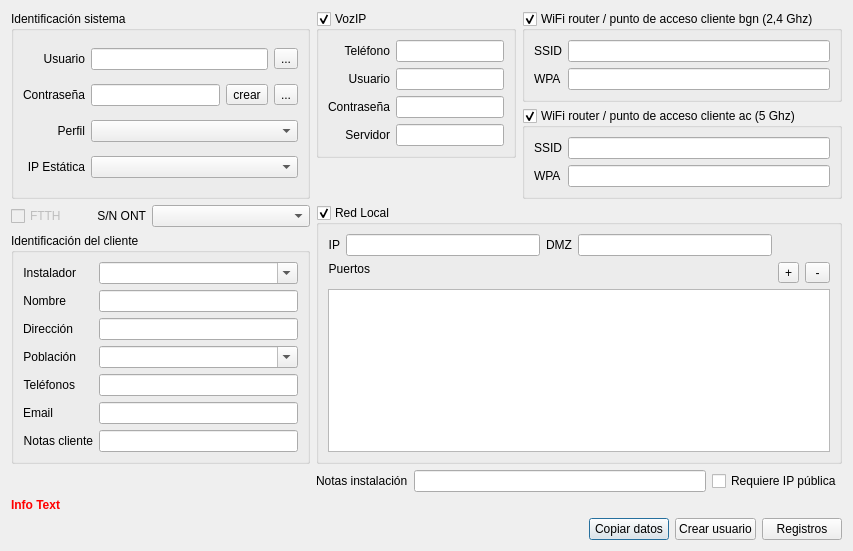
Qt form Dialogs/DlgPPPUser.ui (silderan/QMikPPPManager) before a commit.
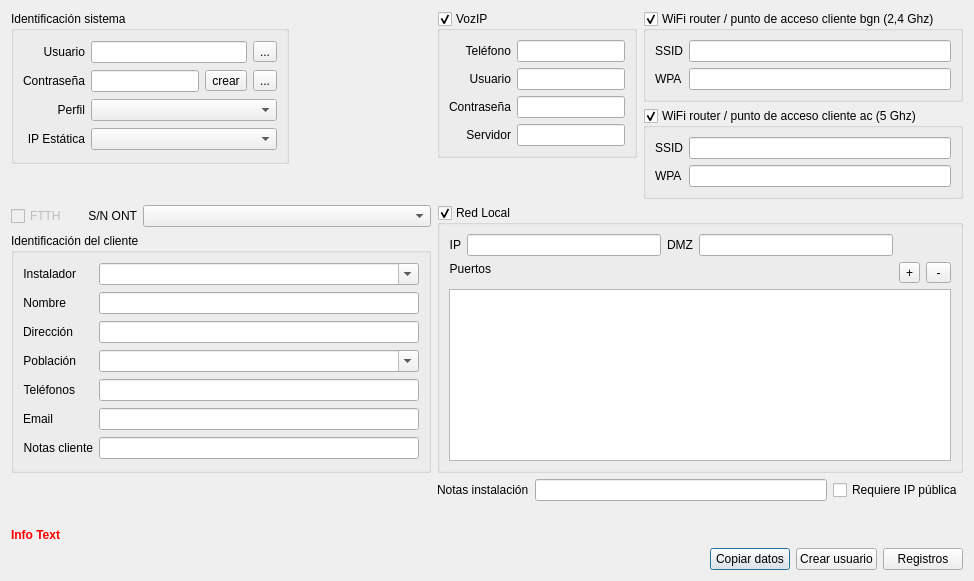
The same form after that commit. Icons and pictures are not drawn. Custom widgets are drawn as their Qt base class.

Commit message:
Esporting data done
Furthermore, some code improvements, bugs repaired and file cleaning.

```diff
--- a/Dialogs/DlgPPPUser.ui
+++ b/Dialogs/DlgPPPUser.ui
@@ -6,15 +6,357 @@
    <rect>
     <x>0</x>
     <y>0</y>
-    <width>853</width>
-    <height>507</height>
+    <width>974</width>
+    <height>581</height>
    </rect>
   </property>
   <property name="windowTitle">
    <string>Dialog</string>
   </property>
   <layout class="QGridLayout" name="gridLayout_4">
-   <item row="3" column="0" colspan="7">
+   <item row="5" column="8">
+    <widget class="QLabel" name="label_23">
+     <property name="sizePolicy">
+      <sizepolicy hsizetype="Maximum" vsizetype="Preferred">
+       <horstretch>0</horstretch>
+       <verstretch>0</verstretch>
+      </sizepolicy>
+     </property>
+     <property name="text">
+      <string>Notas instalación</string>
+     </property>
+    </widget>
+   </item>
+   <item row="0" column="7" rowspan="2">
+    <spacer name="horizontalSpacer_2">
+     <property name="orientation">
+      <enum>Qt::Horizontal</enum>
+     </property>
+     <property name="sizeHint" stdset="0">
+      <size>
+       <width>40</width>
+       <height>20</height>
+      </size>
+     </property>
+    </spacer>
+   </item>
+   <item row="5" column="11">
+    <widget class="QCheckBox" name="needsPublicIPCheckBox">
+     <property name="sizePolicy">
+      <sizepolicy hsizetype="Maximum" vsizetype="Fixed">
+       <horstretch>0</horstretch>
+       <verstretch>0</verstretch>
+      </sizepolicy>
+     </property>
+     <property name="text">
+      <string>Requiere IP pública</string>
+     </property>
+    </widget>
+   </item>
+   <item row="5" column="0" colspan="7">
+    <spacer name="verticalSpacer_2">
+     <property name="orientation">
+      <enum>Qt::Vertical</enum>
+     </property>
+     <property name="sizeHint" stdset="0">
+      <size>
+       <width>20</width>
+       <height>40</height>
+      </size>
+     </property>
+    </spacer>
+   </item>
+   <item row="3" column="0" colspan="2">
+    <widget class="QCheckBox" name="ftthCheckBox">
+     <property name="enabled">
+      <bool>false</bool>
+     </property>
+     <property name="sizePolicy">
+      <sizepolicy hsizetype="Maximum" vsizetype="Fixed">
+       <horstretch>0</horstretch>
+       <verstretch>0</verstretch>
+      </sizepolicy>
+     </property>
+     <property name="text">
+      <string>FTTH</string>
+     </property>
+    </widget>
+   </item>
+   <item row="3" column="2">
+    <widget class="QLabel" name="label_21">
+     <property name="sizePolicy">
+      <sizepolicy hsizetype="Maximum" vsizetype="Preferred">
+       <horstretch>0</horstretch>
+       <verstretch>0</verstretch>
+      </sizepolicy>
+     </property>
+     <property name="text">
+      <string>S/N ONT</string>
+     </property>
+     <property name="alignment">
+      <set>Qt::AlignRight|Qt::AlignTrailing|Qt::AlignVCenter</set>
+     </property>
+    </widget>
+   </item>
+   <item row="7" column="0" colspan="12">
+    <widget class="QLabel" name="infoLabel">
+     <property name="sizePolicy">
+      <sizepolicy hsizetype="Preferred" vsizetype="Fixed">
+       <horstretch>0</horstretch>
+       <verstretch>0</verstretch>
+      </sizepolicy>
+     </property>
+     <property name="palette">
+      <palette>
+       <active>
+        <colorrole role="WindowText">
+         <brush brushstyle="SolidPattern">
+          <color alpha="255">
+           <red>255</red>
+           <green>0</green>
+           <blue>0</blue>
+          </color>
+         </brush>
+        </colorrole>
+       </active>
+       <inactive>
+        <colorrole role="WindowText">
+         <brush brushstyle="SolidPattern">
+          <color alpha="255">
+           <red>255</red>
+           <green>0</green>
+           <blue>0</blue>
+          </color>
+         </brush>
+        </colorrole>
+       </inactive>
+       <disabled>
+        <colorrole role="WindowText">
+         <brush brushstyle="SolidPattern">
+          <color alpha="255">
+           <red>120</red>
+           <green>120</green>
+           <blue>120</blue>
+          </color>
+         </brush>
+        </colorrole>
+       </disabled>
+      </palette>
+     </property>
+     <property name="font">
+      <font>
+       <weight>75</weight>
+       <bold>true</bold>
+      </font>
+     </property>
+     <property name="text">
+      <string>Info Text</string>
+     </property>
+    </widget>
+   </item>
+   <item row="0" column="8" colspan="2">
+    <widget class="QGroupBox" name="voipGroupBox">
+     <property name="title">
+      <string>VozIP</string>
+     </property>
+     <property name="checkable">
+      <bool>true</bool>
+     </property>
+     <layout class="QGridLayout" name="gridLayout_5">
+      <item row="1" column="0">
+       <widget class="QLabel" name="label_16">
+        <property name="text">
+         <string>Usuario</string>
+        </property>
+        <property name="alignment">
+         <set>Qt::AlignRight|Qt::AlignTrailing|Qt::AlignVCenter</set>
+        </property>
+       </widget>
+      </item>
+      <item row="3" column="1">
+       <widget class="QLineEdit" name="voipServerLineEdit"/>
+      </item>
+      <item row="0" column="1">
+       <widget class="QLineEdit" name="voipPhoneNumber"/>
+      </item>
+      <item row="2" column="1">
+       <widget class="QLineEdit" name="voipUserPass"/>
+      </item>
+      <item row="0" column="0">
+       <widget class="QLabel" name="label_15">
+        <property name="text">
+         <string>Teléfono</string>
+        </property>
+        <property name="alignment">
+         <set>Qt::AlignRight|Qt::AlignTrailing|Qt::AlignVCenter</set>
+        </property>
+       </widget>
+      </item>
+      <item row="2" column="0">
+       <widget class="QLabel" name="label_17">
+        <property name="text">
+         <string>Contraseña</string>
+        </property>
+        <property name="alignment">
+         <set>Qt::AlignRight|Qt::AlignTrailing|Qt::AlignVCenter</set>
+        </property>
+       </widget>
+      </item>
+      <item row="3" column="0">
+       <widget class="QLabel" name="label_24">
+        <property name="text">
+         <string>Servidor</string>
+        </property>
+        <property name="alignment">
+         <set>Qt::AlignRight|Qt::AlignTrailing|Qt::AlignVCenter</set>
+        </property>
+       </widget>
+      </item>
+      <item row="1" column="1">
+       <widget class="QLineEdit" name="voipUserName"/>
+      </item>
+     </layout>
+    </widget>
+   </item>
+   <item row="0" column="0" rowspan="2" colspan="7">
+    <widget class="QGroupBox" name="groupBox">
+     <property name="title">
+      <string>Identificación sistema</string>
+     </property>
+     <layout class="QGridLayout" name="gridLayout">
+      <item row="1" column="1">
+       <widget class="QLineEdit" name="pppUserPassLineEdit">
+        <property name="maxLength">
+         <number>20</number>
+        </property>
+       </widget>
+      </item>
+      <item row="0" column="0">
+       <widget class="QLabel" name="label">
+        <property name="text">
+         <string>Usuario</string>
+        </property>
+        <property name="alignment">
+         <set>Qt::AlignRight|Qt::AlignTrailing|Qt::AlignVCenter</set>
+        </property>
+       </widget>
+      </item>
+      <item row="3" column="0">
+       <widget class="QLabel" name="label_13">
+        <property name="text">
+         <string>IP Estática</string>
+        </property>
+        <property name="alignment">
+         <set>Qt::AlignRight|Qt::AlignTrailing|Qt::AlignVCenter</set>
+        </property>
+       </widget>
+      </item>
+      <item row="0" column="1" colspan="2">
+       <widget class="QLineEdit" name="pppUserNameLineEdit"/>
+      </item>
+      <item row="2" column="1" colspan="3">
+       <widget class="QFancyComboBox" name="pppProfileComboBox"/>
+      </item>
+      <item row="2" column="0">
+       <widget class="QLabel" name="label_3">
+        <property name="text">
+         <string>Perfil</string>
+        </property>
+        <property name="alignment">
+         <set>Qt::AlignRight|Qt::AlignTrailing|Qt::AlignVCenter</set>
+        </property>
+       </widget>
+      </item>
+      <item row="1" column="2">
+       <widget class="QToolButton" name="pppUserPassCreateButton">
+        <property name="text">
+         <string>crear</string>
+        </property>
+       </widget>
+      </item>
+      <item row="0" column="3">
+       <widget class="QToolButton" name="pppUserNameCopyButton">
+        <property name="text">
+         <string>...</string>
+        </property>
+        <property name="icon">
+         <iconset resource="../iconos.qrc">
+          <normaloff>:/iconos/Copy-icon.png</normaloff>:/iconos/Copy-icon.png</iconset>
+        </property>
+       </widget>
+      </item>
+      <item row="1" column="3">
+       <widget class="QToolButton" name="pppUserPassCopyButton">
+        <property name="text">
+         <string>...</string>
+        </property>
+        <property name="icon">
+         <iconset resource="../iconos.qrc">
+          <normaloff>:/iconos/Copy-icon.png</normaloff>:/iconos/Copy-icon.png</iconset>
+        </property>
+       </widget>
+      </item>
+      <item row="1" column="0">
+       <widget class="QLabel" name="label_2">
+        <property name="text">
+         <string>Contraseña</string>
+        </property>
+        <property name="alignment">
+         <set>Qt::AlignRight|Qt::AlignTrailing|Qt::AlignVCenter</set>
+        </property>
+       </widget>
+      </item>
+      <item row="3" column="1" colspan="3">
+       <widget class="QFancyComboBox" name="staticIPComboBox"/>
+      </item>
+     </layout>
+    </widget>
+   </item>
+   <item row="8" column="0" colspan="12">
+    <layout class="QHBoxLayout" name="horizontalLayout">
+     <item>
+      <spacer name="horizontalSpacer">
+       <property name="orientation">
+        <enum>Qt::Horizontal</enum>
+       </property>
+       <property name="sizeHint" stdset="0">
+        <size>
+         <width>61</width>
+         <height>20</height>
+        </size>
+       </property>
+      </spacer>
+     </item>
+     <item>
+      <widget class="QPushButton" name="copyInfoButton">
+       <property name="sizePolicy">
+        <sizepolicy hsizetype="Maximum" vsizetype="Fixed">
+         <horstretch>0</horstretch>
+         <verstretch>0</verstretch>
+        </sizepolicy>
+       </property>
+       <property name="text">
+        <string>Copiar datos</string>
+       </property>
+      </widget>
+     </item>
+     <item>
+      <widget class="QPushButton" name="applyDataButton">
+       <property name="text">
+        <string>Crear usuario</string>
+       </property>
+      </widget>
+     </item>
+     <item>
+      <widget class="QPushButton" name="clientLogsButton">
+       <property name="text">
+        <string>Registros</string>
+       </property>
+      </widget>
+     </item>
+    </layout>
+   </item>
+   <item row="4" column="0" colspan="8">
     <widget class="QGroupBox" name="groupBox_2">
      <property name="title">
       <string>Identificación del cliente</string>
@@ -202,405 +544,10 @@
      </layout>
     </widget>
    </item>
-   <item row="0" column="9" rowspan="2" colspan="2">
-    <layout class="QVBoxLayout" name="verticalLayout">
-     <item>
-      <widget class="QGroupBox" name="wifi2GroupBox">
-       <property name="title">
-        <string>WiFi router / punto de acceso cliente bgn (2,4 Ghz)</string>
-       </property>
-       <property name="checkable">
-        <bool>true</bool>
-       </property>
-       <layout class="QGridLayout" name="gridLayout_3">
-        <item row="0" column="0">
-         <widget class="QLabel" name="label_11">
-          <property name="sizePolicy">
-           <sizepolicy hsizetype="Maximum" vsizetype="Preferred">
-            <horstretch>0</horstretch>
-            <verstretch>0</verstretch>
-           </sizepolicy>
-          </property>
-          <property name="text">
-           <string>SSID</string>
-          </property>
-          <property name="alignment">
-           <set>Qt::AlignRight|Qt::AlignTrailing|Qt::AlignVCenter</set>
-          </property>
-         </widget>
-        </item>
-        <item row="0" column="1">
-         <widget class="QLineEdit" name="wifi2SSIDLineEdit">
-          <property name="sizePolicy">
-           <sizepolicy hsizetype="Preferred" vsizetype="Fixed">
-            <horstretch>0</horstretch>
-            <verstretch>0</verstretch>
-           </sizepolicy>
-          </property>
-         </widget>
-        </item>
-        <item row="1" column="0">
-         <widget class="QLabel" name="label_22">
-          <property name="sizePolicy">
-           <sizepolicy hsizetype="Maximum" vsizetype="Preferred">
-            <horstretch>0</horstretch>
-            <verstretch>0</verstretch>
-           </sizepolicy>
-          </property>
-          <property name="text">
-           <string>WPA</string>
-          </property>
-         </widget>
-        </item>
-        <item row="1" column="1">
-         <widget class="QLineEdit" name="wifi2WPALineEdit">
-          <property name="sizePolicy">
-           <sizepolicy hsizetype="Preferred" vsizetype="Fixed">
-            <horstretch>0</horstretch>
-            <verstretch>0</verstretch>
-           </sizepolicy>
-          </property>
-         </widget>
-        </item>
-       </layout>
-      </widget>
-     </item>
-     <item>
-      <widget class="QGroupBox" name="wifi5GroupBox">
-       <property name="title">
-        <string>WiFi router / punto de acceso cliente ac (5 Ghz)</string>
-       </property>
-       <property name="checkable">
-        <bool>true</bool>
-       </property>
-       <layout class="QGridLayout" name="gridLayout_7">
-        <item row="1" column="0">
-         <widget class="QLabel" name="label_12">
-          <property name="sizePolicy">
-           <sizepolicy hsizetype="Maximum" vsizetype="Preferred">
-            <horstretch>0</horstretch>
-            <verstretch>0</verstretch>
-           </sizepolicy>
-          </property>
-          <property name="text">
-           <string>SSID</string>
-          </property>
-          <property name="alignment">
-           <set>Qt::AlignRight|Qt::AlignTrailing|Qt::AlignVCenter</set>
-          </property>
-         </widget>
-        </item>
-        <item row="1" column="1">
-         <widget class="QLineEdit" name="wifi5SSIDLineEdit">
-          <property name="sizePolicy">
-           <sizepolicy hsizetype="Preferred" vsizetype="Fixed">
-            <horstretch>0</horstretch>
-            <verstretch>0</verstretch>
-           </sizepolicy>
-          </property>
-         </widget>
-        </item>
-        <item row="2" column="0">
-         <widget class="QLabel" name="label_14">
-          <property name="sizePolicy">
-           <sizepolicy hsizetype="Maximum" vsizetype="Preferred">
-            <horstretch>0</horstretch>
-            <verstretch>0</verstretch>
-           </sizepolicy>
-          </property>
-          <property name="text">
-           <string>WPA</string>
-          </property>
-         </widget>
-        </item>
-        <item row="2" column="1">
-         <widget class="QLineEdit" name="wifi5WPALineEdit">
-          <property name="sizePolicy">
-           <sizepolicy hsizetype="Preferred" vsizetype="Fixed">
-            <horstretch>0</horstretch>
-            <verstretch>0</verstretch>
-           </sizepolicy>
-          </property>
-         </widget>
-        </item>
-       </layout>
-      </widget>
-     </item>
-    </layout>
-   </item>
-   <item row="0" column="0" rowspan="2" colspan="7">
-    <widget class="QGroupBox" name="groupBox">
-     <property name="title">
-      <string>Identificación sistema</string>
-     </property>
-     <layout class="QGridLayout" name="gridLayout">
-      <item row="2" column="1" colspan="3">
-       <widget class="QFancyComboBox" name="pppProfileComboBox"/>
-      </item>
-      <item row="3" column="0">
-       <widget class="QLabel" name="label_13">
-        <property name="text">
-         <string>IP Estática</string>
-        </property>
-        <property name="alignment">
-         <set>Qt::AlignRight|Qt::AlignTrailing|Qt::AlignVCenter</set>
-        </property>
-       </widget>
-      </item>
-      <item row="1" column="1">
-       <widget class="QLineEdit" name="pppUserPassLineEdit">
-        <property name="maxLength">
-         <number>20</number>
-        </property>
-       </widget>
-      </item>
-      <item row="0" column="0">
-       <widget class="QLabel" name="label">
-        <property name="text">
-         <string>Usuario</string>
-        </property>
-        <property name="alignment">
-         <set>Qt::AlignRight|Qt::AlignTrailing|Qt::AlignVCenter</set>
-        </property>
-       </widget>
-      </item>
-      <item row="1" column="2">
-       <widget class="QToolButton" name="pppUserPassCreateButton">
-        <property name="text">
-         <string>crear</string>
-        </property>
-       </widget>
-      </item>
-      <item row="2" column="0">
-       <widget class="QLabel" name="label_3">
-        <property name="text">
-         <string>Perfil</string>
-        </property>
-        <property name="alignment">
-         <set>Qt::AlignRight|Qt::AlignTrailing|Qt::AlignVCenter</set>
-        </property>
-       </widget>
-      </item>
-      <item row="0" column="1" colspan="2">
-       <widget class="QLineEdit" name="pppUserNameLineEdit"/>
-      </item>
-      <item row="3" column="1" colspan="3">
-       <widget class="QFancyComboBox" name="staticIPComboBox"/>
-      </item>
-      <item row="1" column="3">
-       <widget class="QToolButton" name="pppUserPassCopyButton">
-        <property name="text">
-         <string>...</string>
-        </property>
-        <property name="icon">
-         <iconset resource="../iconos.qrc">
-          <normaloff>:/iconos/Copy-icon.png</normaloff>:/iconos/Copy-icon.png</iconset>
-        </property>
-       </widget>
-      </item>
-      <item row="1" column="0">
-       <widget class="QLabel" name="label_2">
-        <property name="text">
-         <string>Contraseña</string>
-        </property>
-        <property name="alignment">
-         <set>Qt::AlignRight|Qt::AlignTrailing|Qt::AlignVCenter</set>
-        </property>
-       </widget>
-      </item>
-      <item row="0" column="3">
-       <widget class="QToolButton" name="pppUserNameCopyButton">
-        <property name="text">
-         <string>...</string>
-        </property>
-        <property name="icon">
-         <iconset resource="../iconos.qrc">
-          <normaloff>:/iconos/Copy-icon.png</normaloff>:/iconos/Copy-icon.png</iconset>
-        </property>
-       </widget>
-      </item>
-     </layout>
-    </widget>
-   </item>
-   <item row="6" column="0" colspan="11">
-    <widget class="QLabel" name="infoLabel">
-     <property name="sizePolicy">
-      <sizepolicy hsizetype="Preferred" vsizetype="Fixed">
-       <horstretch>0</horstretch>
-       <verstretch>0</verstretch>
-      </sizepolicy>
-     </property>
-     <property name="palette">
-      <palette>
-       <active>
-        <colorrole role="WindowText">
-         <brush brushstyle="SolidPattern">
-          <color alpha="255">
-           <red>255</red>
-           <green>0</green>
-           <blue>0</blue>
-          </color>
-         </brush>
-        </colorrole>
-       </active>
-       <inactive>
-        <colorrole role="WindowText">
-         <brush brushstyle="SolidPattern">
-          <color alpha="255">
-           <red>255</red>
-           <green>0</green>
-           <blue>0</blue>
-          </color>
-         </brush>
-        </colorrole>
-       </inactive>
-       <disabled>
-        <colorrole role="WindowText">
-         <brush brushstyle="SolidPattern">
-          <color alpha="255">
-           <red>120</red>
-           <green>120</green>
-           <blue>120</blue>
-          </color>
-         </brush>
-        </colorrole>
-       </disabled>
-      </palette>
-     </property>
-     <property name="font">
-      <font>
-       <weight>75</weight>
-       <bold>true</bold>
-      </font>
-     </property>
-     <property name="text">
-      <string>Info Text</string>
-     </property>
-    </widget>
-   </item>
-   <item row="0" column="7" colspan="2">
-    <widget class="QGroupBox" name="voipGroupBox">
-     <property name="title">
-      <string>VozIP</string>
-     </property>
-     <property name="checkable">
-      <bool>true</bool>
-     </property>
-     <layout class="QGridLayout" name="gridLayout_5">
-      <item row="0" column="1">
-       <widget class="QLineEdit" name="voipPhoneNumber"/>
-      </item>
-      <item row="3" column="0">
-       <widget class="QLabel" name="label_24">
-        <property name="text">
-         <string>Servidor</string>
-        </property>
-        <property name="alignment">
-         <set>Qt::AlignRight|Qt::AlignTrailing|Qt::AlignVCenter</set>
-        </property>
-       </widget>
-      </item>
-      <item row="1" column="0">
-       <widget class="QLabel" name="label_16">
-        <property name="text">
-         <string>Usuario</string>
-        </property>
-        <property name="alignment">
-         <set>Qt::AlignRight|Qt::AlignTrailing|Qt::AlignVCenter</set>
-        </property>
-       </widget>
-      </item>
-      <item row="2" column="1">
-       <widget class="QLineEdit" name="voipUserPass"/>
-      </item>
-      <item row="0" column="0">
-       <widget class="QLabel" name="label_15">
-        <property name="text">
-         <string>Teléfono</string>
-        </property>
-        <property name="alignment">
-         <set>Qt::AlignRight|Qt::AlignTrailing|Qt::AlignVCenter</set>
-        </property>
-       </widget>
-      </item>
-      <item row="3" column="1">
-       <widget class="QLineEdit" name="voipServerLineEdit"/>
-      </item>
-      <item row="2" column="0">
-       <widget class="QLabel" name="label_17">
-        <property name="text">
-         <string>Contraseña</string>
-        </property>
-        <property name="alignment">
-         <set>Qt::AlignRight|Qt::AlignTrailing|Qt::AlignVCenter</set>
-        </property>
-       </widget>
-      </item>
-      <item row="1" column="1">
-       <widget class="QLineEdit" name="voipUserName"/>
-      </item>
-     </layout>
-    </widget>
-   </item>
-   <item row="2" column="0" colspan="2">
-    <widget class="QCheckBox" name="ftthCheckBox">
-     <property name="enabled">
-      <bool>false</bool>
-     </property>
-     <property name="sizePolicy">
-      <sizepolicy hsizetype="Maximum" vsizetype="Fixed">
-       <horstretch>0</horstretch>
-       <verstretch>0</verstretch>
-      </sizepolicy>
-     </property>
-     <property name="text">
-      <string>FTTH</string>
-     </property>
-    </widget>
-   </item>
-   <item row="4" column="0" colspan="7">
-    <spacer name="verticalSpacer_2">
-     <property name="orientation">
-      <enum>Qt::Vertical</enum>
-     </property>
-     <property name="sizeHint" stdset="0">
-      <size>
-       <width>20</width>
-       <height>40</height>
-      </size>
-     </property>
-    </spacer>
-   </item>
-   <item row="4" column="10">
-    <widget class="QCheckBox" name="needsPublicIPCheckBox">
-     <property name="sizePolicy">
-      <sizepolicy hsizetype="Maximum" vsizetype="Fixed">
-       <horstretch>0</horstretch>
-       <verstretch>0</verstretch>
-      </sizepolicy>
-     </property>
-     <property name="text">
-      <string>Requiere IP pública</string>
-     </property>
-    </widget>
-   </item>
-   <item row="2" column="3" colspan="4">
+   <item row="3" column="3" colspan="5">
     <widget class="QComboBox" name="ontSNComboBox"/>
    </item>
-   <item row="1" column="7" colspan="2">
-    <spacer name="verticalSpacer_3">
-     <property name="orientation">
-      <enum>Qt::Vertical</enum>
-     </property>
-     <property name="sizeHint" stdset="0">
-      <size>
-       <width>20</width>
-       <height>40</height>
-      </size>
-     </property>
-    </spacer>
-   </item>
-   <item row="2" column="7" rowspan="2" colspan="4">
+   <item row="3" column="8" rowspan="2" colspan="4">
     <widget class="QGroupBox" name="lanGroupBox">
      <property name="title">
       <string>Red Local</string>
@@ -678,95 +625,174 @@
      </layout>
     </widget>
    </item>
-   <item row="5" column="0" colspan="11">
-    <spacer name="verticalSpacer">
-     <property name="orientation">
-      <enum>Qt::Vertical</enum>
-     </property>
-     <property name="sizeHint" stdset="0">
-      <size>
-       <width>20</width>
-       <height>40</height>
-      </size>
-     </property>
-    </spacer>
-   </item>
-   <item row="2" column="2">
-    <widget class="QLabel" name="label_21">
-     <property name="sizePolicy">
-      <sizepolicy hsizetype="Maximum" vsizetype="Preferred">
-       <horstretch>0</horstretch>
-       <verstretch>0</verstretch>
-      </sizepolicy>
-     </property>
-     <property name="text">
-      <string>S/N ONT</string>
-     </property>
-     <property name="alignment">
-      <set>Qt::AlignRight|Qt::AlignTrailing|Qt::AlignVCenter</set>
-     </property>
-    </widget>
-   </item>
-   <item row="7" column="0" colspan="11">
-    <layout class="QHBoxLayout" name="horizontalLayout">
-     <item>
-      <spacer name="horizontalSpacer">
-       <property name="orientation">
-        <enum>Qt::Horizontal</enum>
-       </property>
-       <property name="sizeHint" stdset="0">
-        <size>
-         <width>61</width>
-         <height>20</height>
-        </size>
-       </property>
-      </spacer>
-     </item>
-     <item>
-      <widget class="QPushButton" name="copyInfoButton">
-       <property name="sizePolicy">
-        <sizepolicy hsizetype="Maximum" vsizetype="Fixed">
-         <horstretch>0</horstretch>
-         <verstretch>0</verstretch>
-        </sizepolicy>
-       </property>
-       <property name="text">
-        <string>Copiar datos</string>
-       </property>
-      </widget>
-     </item>
-     <item>
-      <widget class="QPushButton" name="applyDataButton">
-       <property name="text">
-        <string>Crear usuario</string>
-       </property>
-      </widget>
-     </item>
-     <item>
-      <widget class="QPushButton" name="clientLogsButton">
-       <property name="text">
-        <string>Registros</string>
-       </property>
-      </widget>
-     </item>
-    </layout>
-   </item>
-   <item row="4" column="7">
-    <widget class="QLabel" name="label_23">
-     <property name="sizePolicy">
-      <sizepolicy hsizetype="Maximum" vsizetype="Preferred">
-       <horstretch>0</horstretch>
-       <verstretch>0</verstretch>
-      </sizepolicy>
-     </property>
-     <property name="text">
-      <string>Notas instalación</string>
-     </property>
-    </widget>
-   </item>
-   <item row="4" column="8" colspan="2">
+   <item row="5" column="9" colspan="2">
     <widget class="QLineEdit" name="installNotesLineEdit"/>
    </item>
+   <item row="6" column="0" colspan="12">
+    <spacer name="verticalSpacer">
+     <property name="orientation">
+      <enum>Qt::Vertical</enum>
+     </property>
+     <property name="sizeHint" stdset="0">
+      <size>
+       <width>20</width>
+       <height>40</height>
+      </size>
+     </property>
+    </spacer>
+   </item>
+   <item row="2" column="3">
+    <spacer name="verticalSpacer_4">
+     <property name="orientation">
+      <enum>Qt::Vertical</enum>
+     </property>
+     <property name="sizeHint" stdset="0">
+      <size>
+       <width>20</width>
+       <height>40</height>
+      </size>
+     </property>
+    </spacer>
+   </item>
+   <item row="0" column="10" rowspan="3" colspan="2">
+    <layout class="QVBoxLayout" name="verticalLayout">
+     <item>
+      <widget class="QGroupBox" name="wifi2GroupBox">
+       <property name="title">
+        <string>WiFi router / punto de acceso cliente bgn (2,4 Ghz)</string>
+       </property>
+       <property name="checkable">
+        <bool>true</bool>
+       </property>
+       <layout class="QGridLayout" name="gridLayout_3">
+        <item row="0" column="0">
+         <widget class="QLabel" name="label_11">
+          <property name="sizePolicy">
+           <sizepolicy hsizetype="Maximum" vsizetype="Preferred">
+            <horstretch>0</horstretch>
+            <verstretch>0</verstretch>
+           </sizepolicy>
+          </property>
+          <property name="text">
+           <string>SSID</string>
+          </property>
+          <property name="alignment">
+           <set>Qt::AlignRight|Qt::AlignTrailing|Qt::AlignVCenter</set>
+          </property>
+         </widget>
+        </item>
+        <item row="0" column="1">
+         <widget class="QLineEdit" name="wifi2SSIDLineEdit">
+          <property name="sizePolicy">
+           <sizepolicy hsizetype="Preferred" vsizetype="Fixed">
+            <horstretch>0</horstretch>
+            <verstretch>0</verstretch>
+           </sizepolicy>
+          </property>
+         </widget>
+        </item>
+        <item row="1" column="0">
+         <widget class="QLabel" name="label_22">
+          <property name="sizePolicy">
+           <sizepolicy hsizetype="Maximum" vsizetype="Preferred">
+            <horstretch>0</horstretch>
+            <verstretch>0</verstretch>
+           </sizepolicy>
+          </property>
+          <property name="text">
+           <string>WPA</string>
+          </property>
+         </widget>
+        </item>
+        <item row="1" column="1">
+         <widget class="QLineEdit" name="wifi2WPALineEdit">
+          <property name="sizePolicy">
+           <sizepolicy hsizetype="Preferred" vsizetype="Fixed">
+            <horstretch>0</horstretch>
+            <verstretch>0</verstretch>
+           </sizepolicy>
+          </property>
+         </widget>
+        </item>
+       </layout>
+      </widget>
+     </item>
+     <item>
+      <widget class="QGroupBox" name="wifi5GroupBox">
+       <property name="title">
+        <string>WiFi router / punto de acceso cliente ac (5 Ghz)</string>
+       </property>
+       <property name="checkable">
+        <bool>true</bool>
+       </property>
+       <layout class="QGridLayout" name="gridLayout_7">
+        <item row="1" column="0">
+         <widget class="QLabel" name="label_12">
+          <property name="sizePolicy">
+           <sizepolicy hsizetype="Maximum" vsizetype="Preferred">
+            <horstretch>0</horstretch>
+            <verstretch>0</verstretch>
+           </sizepolicy>
+          </property>
+          <property name="text">
+           <string>SSID</string>
+          </property>
+          <property name="alignment">
+           <set>Qt::AlignRight|Qt::AlignTrailing|Qt::AlignVCenter</set>
+          </property>
+         </widget>
+        </item>
+        <item row="1" column="1">
+         <widget class="QLineEdit" name="wifi5SSIDLineEdit">
+          <property name="sizePolicy">
+           <sizepolicy hsizetype="Preferred" vsizetype="Fixed">
+            <horstretch>0</horstretch>
+            <verstretch>0</verstretch>
+           </sizepolicy>
+          </property>
+         </widget>
+        </item>
+        <item row="2" column="0">
+         <widget class="QLabel" name="label_14">
+          <property name="sizePolicy">
+           <sizepolicy hsizetype="Maximum" vsizetype="Preferred">
+            <horstretch>0</horstretch>
+            <verstretch>0</verstretch>
+           </sizepolicy>
+          </property>
+          <property name="text">
+           <string>WPA</string>
+          </property>
+         </widget>
+        </item>
+        <item row="2" column="1">
+         <widget class="QLineEdit" name="wifi5WPALineEdit">
+          <property name="sizePolicy">
+           <sizepolicy hsizetype="Preferred" vsizetype="Fixed">
+            <horstretch>0</horstretch>
+            <verstretch>0</verstretch>
+           </sizepolicy>
+          </property>
+         </widget>
+        </item>
+       </layout>
+      </widget>
+     </item>
+    </layout>
+   </item>
+   <item row="1" column="9" rowspan="2">
+    <spacer name="verticalSpacer_3">
+     <property name="orientation">
+      <enum>Qt::Vertical</enum>
+     </property>
+     <property name="sizeHint" stdset="0">
+      <size>
+       <width>20</width>
+       <height>40</height>
+      </size>
+     </property>
+    </spacer>
+   </item>
   </layout>
  </widget>
  <customwidgets>
```
The commit also changes 56 other files.
